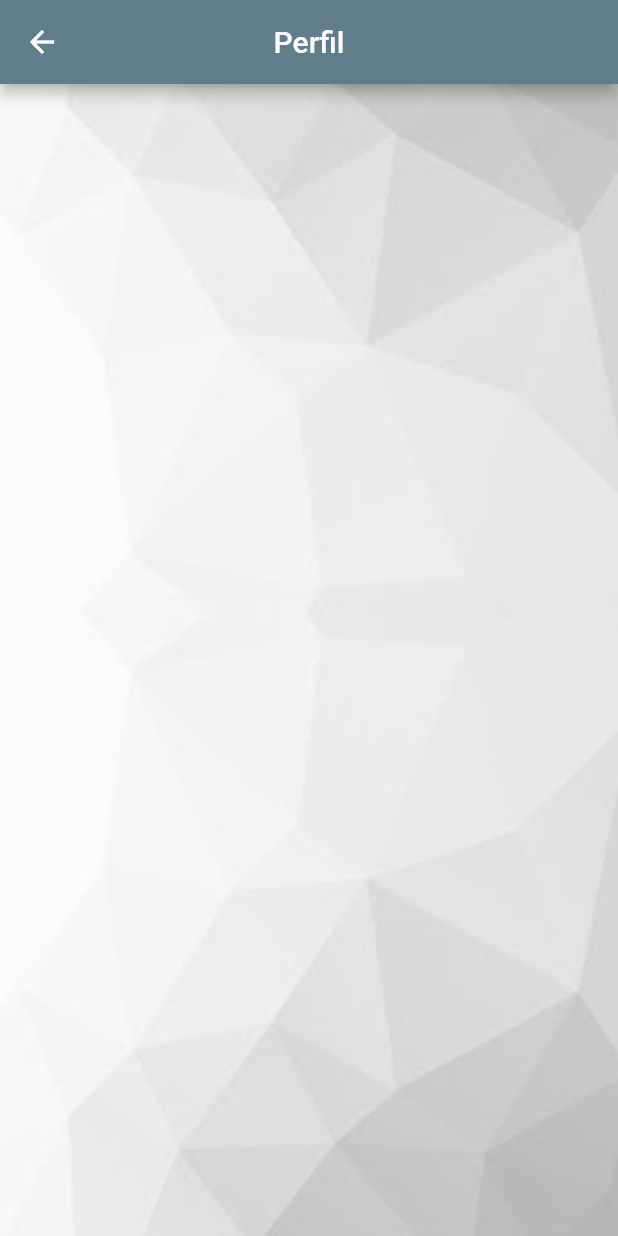
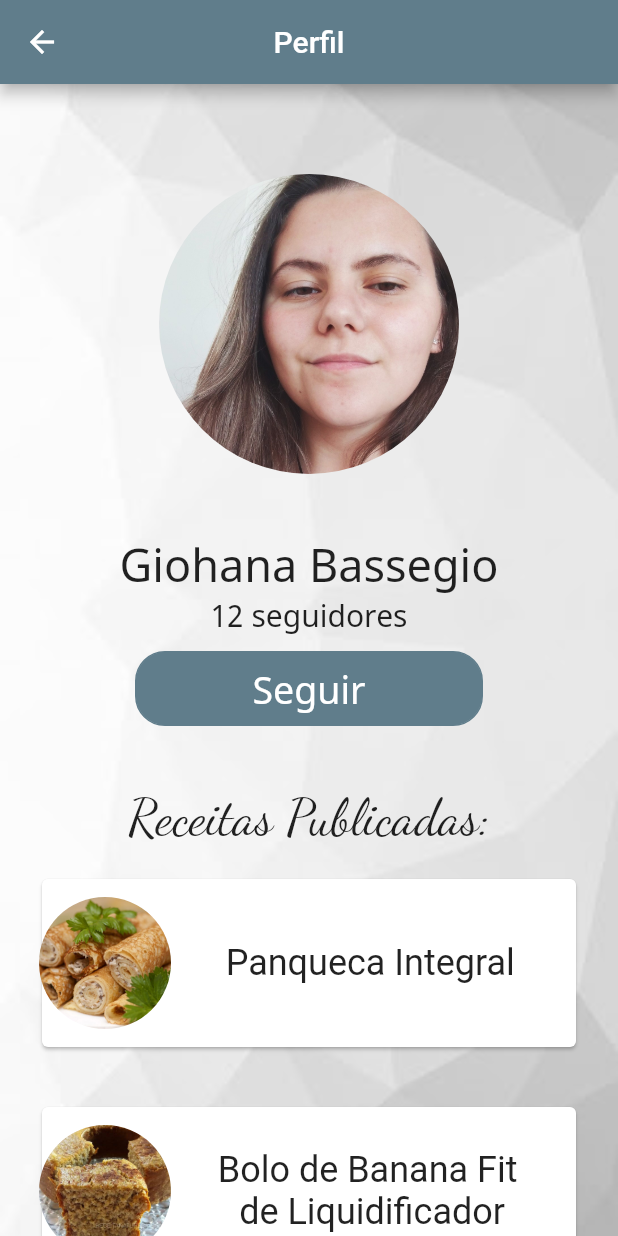
Before and after one commit to Giohana/ifit_app, a Flutter app: the screen it shows after launch, in the side drawer, after a tap on "Perfil", on a phone screen of 412 x 824 dp. Run offline on Flutter 3.47's test engine with Material 2 defaults, Android fonts, the phone set to English and light mode, and no system bars; our stand-ins replace flutter_rating_bar, share.

Commit message:
gg t t e

```diff
--- a/lib/MyHomePage.dart
+++ b/lib/MyHomePage.dart
@@ -1,7 +1,7 @@
 import 'package:flutter/material.dart';
-import 'package:ifit_app/Perfil.dart';
-import 'CardComida.dart';
-import 'NewReceita.dart';
+import 'package:ifit_app/components/NewDrawer.dart';
+import 'components/CardComida.dart';
+import 'components/NewReceita.dart';
 
 // FAZER OS CONTROLERS E ARRUMAR O COD.
 class MyHomePage extends StatefulWidget {
@@ -17,7 +17,7 @@ class _MyHomePageState extends State<MyHomePage> {
   Widget build(BuildContext context) {
     return Scaffold(
       bottomNavigationBar: BottomAppBar(
-          child: Row(
+       child: Row(
         children: [
           Spacer(),
           IconButton(
@@ -31,36 +31,20 @@ class _MyHomePageState extends State<MyHomePage> {
         title: Text(widget.title),
       ),
       drawer: Drawer(
-        child: ListView(
-          padding: EdgeInsets.zero,
-          children: <Widget>[
-            Container(
-              height: 100.0,
-              child: DrawerHeader(
-                child: Text(
-                  'IFit - Home',
-                  style: TextStyle(
-                    fontFamily: 'NotoSans',
-                    fontSize: 24,
-                  ),
-                ),
-              ),
-            ),
-            ListTile(
-              leading: Icon(Icons.person),
-              title: Text('Perfil'),
-              onTap: () {
-                Navigator.push(
-                    context, MaterialPageRoute(builder: (context) => Perfil()));
-              },
-            ),
-          ],
+        child: NewDrawer(),
+      ),
+      body: Container(
+        decoration: BoxDecoration(
+          image: DecorationImage(
+            image: AssetImage("assets/images/backgroud.jpg"),
+            fit: BoxFit.cover,
+          ),
         ),
+        child: Column(children: <Widget>[
+          new CardComida(),
+          new CardComidaTwo(),
+        ]),
       ),
-      body: Column(children: <Widget>[
-        new CardComida(),
-        new CardComidaTwo(),
-      ]),
       floatingActionButton: FloatingActionButton(
         onPressed: () {
           Navigator.push(
--- a/lib/Perfil.dart
+++ /dev/null
@@ -1,38 +0,0 @@
-import 'package:flutter/material.dart';
-
-class Perfil extends StatelessWidget {
-  @override
-  Widget build(BuildContext context) {
-    return new Scaffold(
-      appBar: AppBar(
-        centerTitle: true,
-        title: Text('Perfil'),
-      ),
-      body: Container(
-        decoration: BoxDecoration(
-          image: DecorationImage(
-            image: AssetImage("assets/images/backgroud.jpg"),
-            fit: BoxFit.cover,
-          ),
-        ),
-      ),
-    );
-  }
-}
-
-// teste esse codigo returado da foodImage
-/*
-Container(
-  margin: new EdgeInsets.symmetric(
-    vertical: 16.0,
-  ),
-  height: 92.0,
-  width: 92.0,
-  alignment: FractionalOffset.centerLeft,
-  decoration: BoxDecoration(
-    shape: BoxShape.circle,
-    image: DecorationImage(
-      fit: BoxFit.cover,
-      image: AssetImage('assets/images/bolo.jpg'),
-    ),
-  ),*/
--- /dev/null
+++ b/lib/components/NewDrawer.dart
@@ -0,0 +1,33 @@
+import 'package:flutter/material.dart';
+import 'Perfil.dart';
+
+class NewDrawer extends StatelessWidget {
+  @override
+  Widget build(BuildContext context) {
+    return ListView(
+      padding: EdgeInsets.zero,
+      children: <Widget>[
+        Container(
+          height: 100.0,
+          child: DrawerHeader(
+            child: Text(
+              'IFit - Home',
+              style: TextStyle(
+                fontFamily: 'NotoSans',
+                fontSize: 24,
+              ),
+            ),
+          ),
+        ),
+        ListTile(
+          leading: Icon(Icons.person),
+          title: Text('Perfil'),
+          onTap: () {
+            Navigator.push(
+                context, MaterialPageRoute(builder: (context) => Perfil()));
+          },
+        ),
+      ],
+    );
+  }
+}
--- /dev/null
+++ b/lib/components/Perfil.dart
@@ -0,0 +1,148 @@
+import 'package:flutter/material.dart';
+
+import 'CardComida.dart';
+
+class Perfil extends StatefulWidget {
+  @override
+  _PerfilState createState() => _PerfilState();
+}
+
+class _PerfilState extends State<Perfil> {
+  int count = 12;
+  bool follow = false;
+  @override
+  Widget build(BuildContext context) {
+    return new Scaffold(
+        appBar: AppBar(
+          centerTitle: true,
+          title: Text('Perfil'),
+        ),
+        body: Container(
+          decoration: BoxDecoration(
+            image: DecorationImage(
+              image: AssetImage("assets/images/backgroud.jpg"),
+              fit: BoxFit.cover,
+            ),
+          ),
+          child: ListView(
+            children: <Widget>[
+              Column(
+                children: <Widget>[
+                  SizedBox(
+                    height: 60,
+                  ),
+                  new Container(
+                    margin: new EdgeInsets.symmetric(
+                      horizontal: 90.0,
+                    ),
+                    width: 200,
+                    height: 200,
+                    decoration: BoxDecoration(
+                      shape: BoxShape.circle,
+                      image: DecorationImage(
+                        fit: BoxFit.cover,
+                        image: AssetImage('assets/images/fotoPerfil.jpg'),
+                      ),
+                    ),
+                  ),
+                  SizedBox(
+                    height: 40,
+                  ),
+                  Text(
+                    'Giohana Bassegio',
+                    textAlign: TextAlign.center,
+                    style: TextStyle(fontSize: 30.0, fontFamily: 'NotoSans'),
+                  ),
+                  Text(
+                    '$count seguidores',
+                    textAlign: TextAlign.center,
+                    style: TextStyle(fontSize: 20.0, fontFamily: 'NotoSans'),
+                  ),
+                  SizedBox(
+                    height: 10,
+                  ),
+                  Container(
+                    height: 50.0,
+                    margin: new EdgeInsets.symmetric(
+                      horizontal: 90.0,
+                    ),
+                    child: GestureDetector(
+                      onTap: () {
+                        debugPrint('$follow');
+                        debugPrint('$count');
+                        setState(() {
+                          if (!follow) {
+                            follow = true;
+                            count++;
+                          } else {
+                            follow = false;
+                            count--;
+                            debugPrint('$count');
+                          }
+                          debugPrint("após clicar:");
+                        });
+                        debugPrint('$follow');
+                      },
+                      child: Container(
+                        decoration: BoxDecoration(
+                          color: Theme.of(context).primaryColor,
+                          border: Border.all(
+                            color: Theme.of(context).primaryColor,
+                            width: 1.0,
+                          ),
+                          borderRadius: BorderRadius.circular(20.0),
+                        ),
+                        child: Row(
+                          mainAxisAlignment: MainAxisAlignment.center,
+                          children: <Widget>[
+                            Center(
+                              child: Text(
+                                'Seguir',
+                                style: TextStyle(
+                                  color: Colors.white,
+                                  fontSize: 25,
+                                  fontFamily: "NotoSans",
+                                ),
+                              ),
+                            )
+                          ],
+                        ),
+                      ),
+                    ),
+                  ),
+                  Text(
+                    '\nReceitas Publicadas:',
+                    style: TextStyle(
+                      fontFamily: 'DancingScript',
+                      fontSize: 34.0,
+                    ),
+                  ),
+                  new CardComida(),
+                  new CardComidaTwo(),
+                  SizedBox(
+                    height: 20,
+                  ),
+                ],
+              ),
+            ],
+          ),
+        ));
+  }
+}
+
+// teste esse codigo returado da foodImage
+/*
+Container(
+  margin: new EdgeInsets.symmetric(
+    vertical: 16.0,
+  ),
+  height: 92.0,
+  width: 92.0,
+  alignment: FractionalOffset.centerLeft,
+  decoration: BoxDecoration(
+    shape: BoxShape.circle,
+    image: DecorationImage(
+      fit: BoxFit.cover,
+      image: AssetImage('assets/images/bolo.jpg'),
+    ),
+  ),*/
--- a/lib/foodImage.dart
+++ b/lib/components/foodImage.dart
@@ -1,6 +1,25 @@
 import 'package:flutter/material.dart';
 
-//ARRUMAR O COD. PRA NÃO FICAR REPETITIVO
+
+
+  final foodImage = new Container(
+  margin: new EdgeInsets.symmetric(
+    vertical: 16.0,
+  ),
+  height: 92.0,
+  width: 92.0,
+  alignment: FractionalOffset.centerLeft,
+  decoration: BoxDecoration(
+    shape: BoxShape.circle,
+    image: DecorationImage(
+      fit: BoxFit.cover,
+      image: AssetImage('assets/images/panqueca.jpeg'),
+    ),
+  ),
+);
+
+
+
 final foodImageTwo = new Container(
   margin: new EdgeInsets.symmetric(
     vertical: 16.0,
@@ -16,19 +35,3 @@ final foodImageTwo = new Container(
     ),
   ),
 );
-
-final foodImage = new Container(
-  margin: new EdgeInsets.symmetric(
-    vertical: 16.0,
-  ),
-  height: 92.0,
-  width: 92.0,
-  alignment: FractionalOffset.centerLeft,
-  decoration: BoxDecoration(
-    shape: BoxShape.circle,
-    image: DecorationImage(
-      fit: BoxFit.cover,
-      image: AssetImage('assets/images/panqueca.jpeg'),
-    ),
-  ),
-);
--- a/lib/main.dart
+++ b/lib/main.dart
@@ -2,7 +2,7 @@
  * Parou em perfil, por backgroud no home tbm, arrumar os controllers
  * simplificar o codigo, e terminar de fazer,
  * pesquisar sobre se conectar ao banco e salvar o estado
- * ver de deletar tbm
+ * ver de deletar tbm e pesquisar
 */
 
 import 'package:flutter/material.dart';
--- /dev/null
+++ b/lib/models/MyHomeScript.dart
@@ -0,0 +1,3 @@
+class MyHomeScript{
+
+}
--- a/pubspec.yaml
+++ b/pubspec.yaml
@@ -25,6 +25,7 @@ dependencies:
   flutter:
     sdk: flutter
   flutter_rating_bar: ^3.0.1+1
+
 
 
 
```
Also changed, not shown: lib/Search.dart (added), lib/components/CardComida.dart (renamed from lib/CardComida.dart), lib/components/FoodCard.dart (renamed from lib/FoodCard.dart), lib/components/NewReceita.dart (renamed from lib/NewReceita.dart), lib/components/Receita.dart (renamed from lib/Receita.dart).
